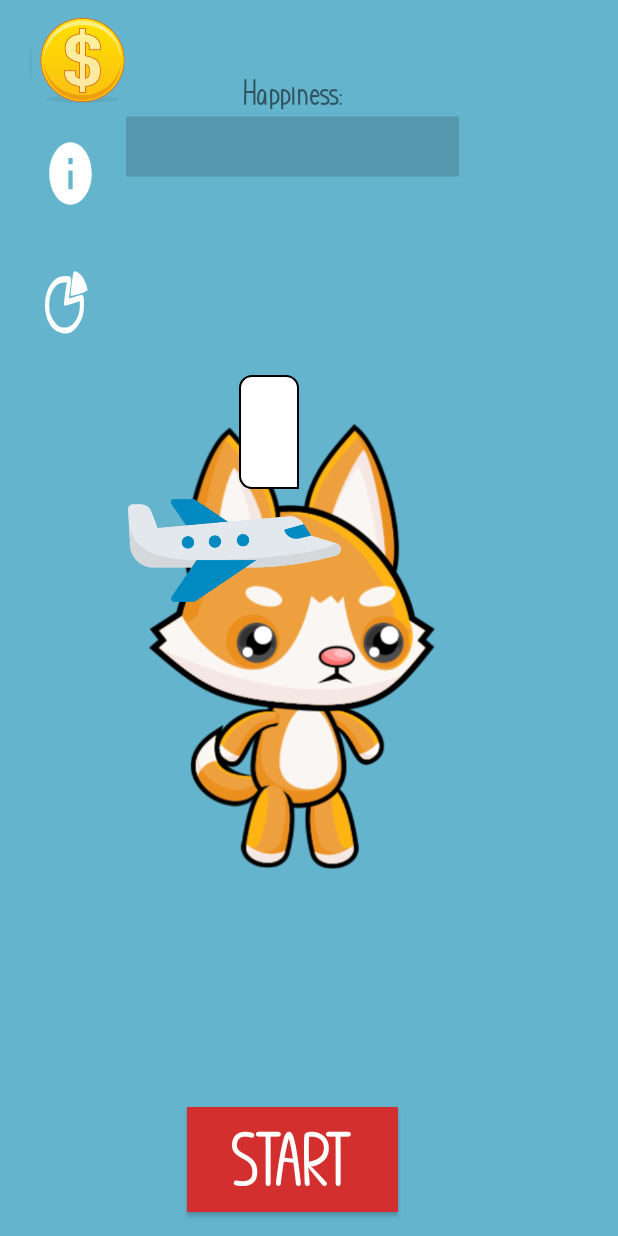
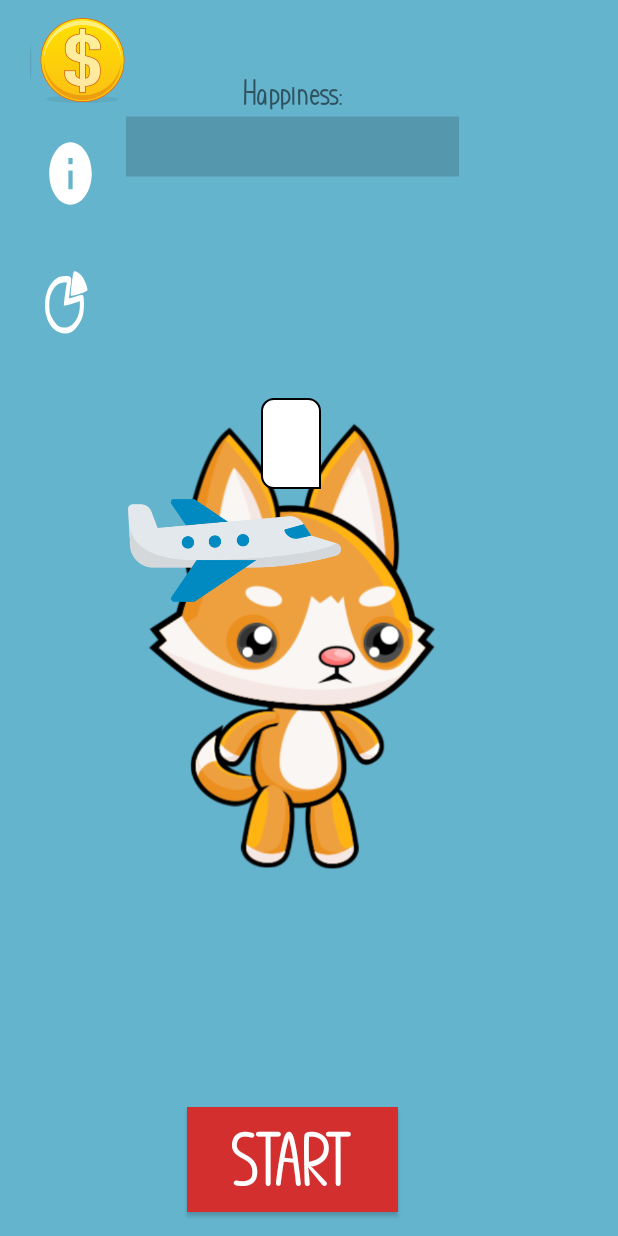
Before and after one commit to cromat/MathPath, an Android app: the screen it shows after launch (MainActivity), on a phone screen of 412 x 824 dp. Run offline under Robolectric (Android 15) with nearby library versions, the phone set to English and light mode, and no system bars; 10 statements that could not run were skipped.

Commit message:
new apk + some dimens

```diff
--- a/app/src/main/res/layout/pet_container.xml
+++ b/app/src/main/res/layout/pet_container.xml
@@ -132,7 +132,7 @@
         android:layout_marginStart="@dimen/text_cloud_margin_left"
         android:background="@drawable/text_cloud"
         android:padding="20dp"
-        android:textSize="@dimen/default_text"
+        android:textSize="@dimen/default_text_small"
         app:layout_constraintBottom_toTopOf="@+id/petHorGuide"
         app:layout_constraintEnd_toStartOf="@+id/imagePet"
         app:layout_constraintStart_toStartOf="parent" />
--- a/app/src/main/res/values-hdpi/dimens.xml
+++ b/app/src/main/res/values-hdpi/dimens.xml
@@ -35,11 +35,12 @@
     <dimen name="pet_car_margin_end">300dp</dimen>
     <dimen name="pet_car_margin_top">170dp</dimen>
     <dimen name="text_cloud_margin_bottom">80dp</dimen>
-    <dimen name="text_cloud_margin_left">190dp</dimen>
+    <dimen name="text_cloud_margin_left">220dp</dimen>
     <dimen name="pie_chart_size">500dp</dimen>
     <dimen name="text_title_percentage_margin_bottom">40dp</dimen>
     <dimen name="text_progress_margin">40dp</dimen>
     <dimen name="progress_width">450dp</dimen>
+    <dimen name="default_text_small">20sp</dimen>
 
     <item name="progress_scaley" type="dimen" format="float">10.0</item>
 </resources>
--- a/app/src/main/res/values-xxhdpi/dimens.xml
+++ b/app/src/main/res/values-xxhdpi/dimens.xml
@@ -41,6 +41,7 @@
     <dimen name="text_title_percentage_margin_bottom">20dp</dimen>
     <dimen name="text_progress_margin">6dp</dimen>
     <dimen name="progress_width">225dp</dimen>
+    <dimen name="default_text_small">15sp</dimen>
 
     <item name="progress_scaley" type="dimen" format="float">5.0</item>
 
--- a/app/src/main/res/values/dimens.xml
+++ b/app/src/main/res/values/dimens.xml
@@ -35,11 +35,12 @@
     <dimen name="pet_car_margin_end">300dp</dimen>
     <dimen name="pet_car_margin_top">170dp</dimen>
     <dimen name="text_cloud_margin_bottom">80dp</dimen>
-    <dimen name="text_cloud_margin_left">190dp</dimen>
+    <dimen name="text_cloud_margin_left">250dp</dimen>
     <dimen name="pie_chart_size">500dp</dimen>
     <dimen name="text_title_percentage_margin_bottom">40dp</dimen>
     <dimen name="text_progress_margin">40dp</dimen>
     <dimen name="progress_width">450dp</dimen>
+    <dimen name="default_text_small">20sp</dimen>
 
     <item name="progress_scaley" type="dimen" format="float">10.0</item>
 </resources>
```
